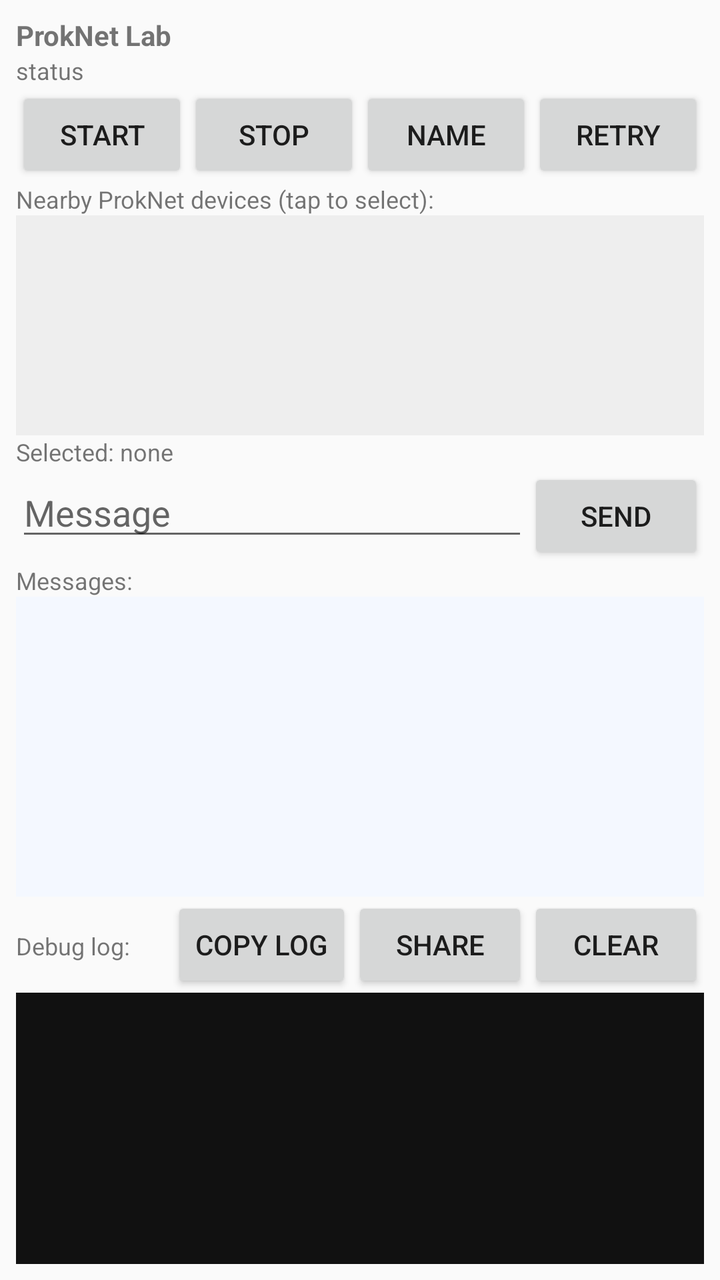
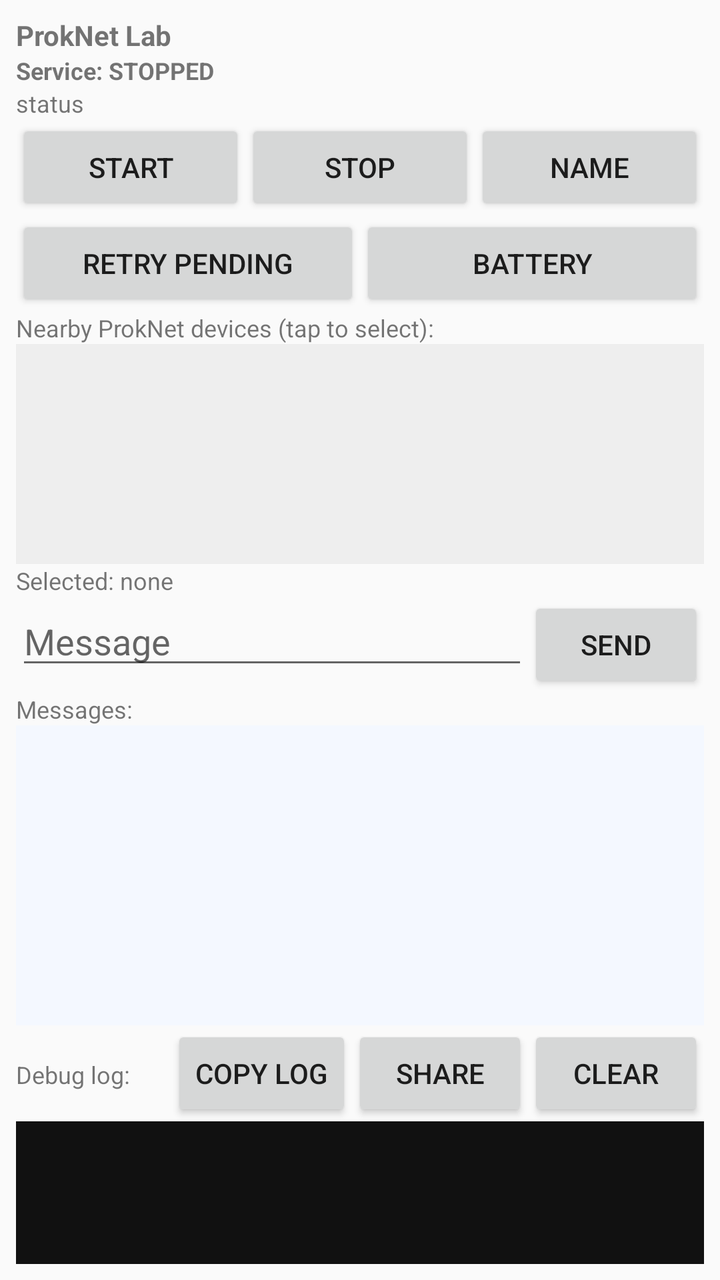

Screens rendered from an Android XML layout before and after an edit, with the pre-edit source and the edit as a unified diff.
<!-- AndroidManifest.xml: application theme android:Theme.Material.Light.NoActionBar -->
<!-- res/layout/activity_main.xml -->
<?xml version="1.0" encoding="utf-8"?>
<LinearLayout xmlns:android="http://schemas.android.com/apk/res/android"
    android:layout_width="match_parent"
    android:layout_height="match_parent"
    android:orientation="vertical"
    android:padding="8dp">

    <TextView
        android:id="@+id/txtIdentity"
        android:layout_width="match_parent"
        android:layout_height="wrap_content"
        android:textStyle="bold"
        android:text="ProkNet Lab" />

    <TextView
        android:id="@+id/txtStatus"
        android:layout_width="match_parent"
        android:layout_height="wrap_content"
        android:textSize="12sp"
        android:text="status" />

    <LinearLayout
        android:layout_width="match_parent"
        android:layout_height="wrap_content"
        android:orientation="horizontal">
        <Button android:id="@+id/btnStart" android:layout_width="0dp" android:layout_weight="1"
            android:layout_height="wrap_content" android:text="Start" />
        <Button android:id="@+id/btnStop" android:layout_width="0dp" android:layout_weight="1"
            android:layout_height="wrap_content" android:text="Stop" />
        <Button android:id="@+id/btnRename" android:layout_width="0dp" android:layout_weight="1"
            android:layout_height="wrap_content" android:text="Name" />
        <Button android:id="@+id/btnRetry" android:layout_width="0dp" android:layout_weight="1"
            android:layout_height="wrap_content" android:text="Retry" />
    </LinearLayout>

    <TextView
        android:layout_width="match_parent"
        android:layout_height="wrap_content"
        android:text="Nearby ProkNet devices (tap to select):"
        android:textSize="12sp" />

    <ListView
        android:id="@+id/listPeers"
        android:layout_width="match_parent"
        android:layout_height="110dp"
        android:background="#EEEEEE" />

    <TextView
        android:id="@+id/txtSelected"
        android:layout_width="match_parent"
        android:layout_height="wrap_content"
        android:textSize="12sp"
        android:text="Selected: none" />

    <LinearLayout
        android:layout_width="match_parent"
        android:layout_height="wrap_content"
        android:orientation="horizontal">
        <EditText android:id="@+id/editMessage" android:layout_width="0dp" android:layout_weight="1"
            android:layout_height="wrap_content" android:hint="Message" android:inputType="text"
            android:maxLength="400" android:imeOptions="actionSend" />
        <Button android:id="@+id/btnSend" android:layout_width="wrap_content"
            android:layout_height="wrap_content" android:text="Send" />
    </LinearLayout>

    <TextView
        android:layout_width="match_parent"
        android:layout_height="wrap_content"
        android:text="Messages:"
        android:textSize="12sp" />

    <ListView
        android:id="@+id/listMessages"
        android:layout_width="match_parent"
        android:layout_height="150dp"
        android:background="#F4F8FF"
        android:stackFromBottom="true"
        android:transcriptMode="alwaysScroll" />

    <LinearLayout
        android:layout_width="match_parent"
        android:layout_height="wrap_content"
        android:orientation="horizontal">
        <TextView android:layout_width="0dp" android:layout_weight="1" android:layout_height="wrap_content"
            android:text="Debug log:" android:textSize="12sp" android:gravity="center_vertical" />
        <Button android:id="@+id/btnCopyLog" android:layout_width="wrap_content"
            android:layout_height="wrap_content" android:text="Copy log" />
        <Button android:id="@+id/btnShareLog" android:layout_width="wrap_content"
            android:layout_height="wrap_content" android:text="Share" />
        <Button android:id="@+id/btnClearLog" android:layout_width="wrap_content"
            android:layout_height="wrap_content" android:text="Clear" />
    </LinearLayout>

    <ScrollView
        android:id="@+id/scrollLog"
        android:layout_width="match_parent"
        android:layout_height="0dp"
        android:layout_weight="1"
        android:background="#111111">
        <TextView
            android:id="@+id/txtLog"
            android:layout_width="match_parent"
            android:layout_height="wrap_content"
            android:textColor="#B7F5B7"
            android:typeface="monospace"
            android:textSize="10sp"
            android:padding="4dp" />
    </ScrollView>
</LinearLayout>
<!-- resources referenced by this layout -->
<resources>

</resources>

<!-- the commit's change to res/layout/activity_main.xml (unified diff, before → after) -->
@@ -11,6 +11,14 @@
         android:layout_height="wrap_content"
         android:textStyle="bold"
         android:text="ProkNet Lab" />
+
+    <TextView
+        android:id="@+id/txtService"
+        android:layout_width="match_parent"
+        android:layout_height="wrap_content"
+        android:textSize="12sp"
+        android:textStyle="bold"
+        android:text="Service: STOPPED" />
 
     <TextView
         android:id="@+id/txtStatus"
@@ -29,8 +37,16 @@
             android:layout_height="wrap_content" android:text="Stop" />
         <Button android:id="@+id/btnRename" android:layout_width="0dp" android:layout_weight="1"
             android:layout_height="wrap_content" android:text="Name" />
+    </LinearLayout>
+
+    <LinearLayout
+        android:layout_width="match_parent"
+        android:layout_height="wrap_content"
+        android:orientation="horizontal">
         <Button android:id="@+id/btnRetry" android:layout_width="0dp" android:layout_weight="1"
-            android:layout_height="wrap_content" android:text="Retry" />
+            android:layout_height="wrap_content" android:text="Retry pending" />
+        <Button android:id="@+id/btnBattery" android:layout_width="0dp" android:layout_weight="1"
+            android:layout_height="wrap_content" android:text="Battery" />
     </LinearLayout>
 
     <TextView
